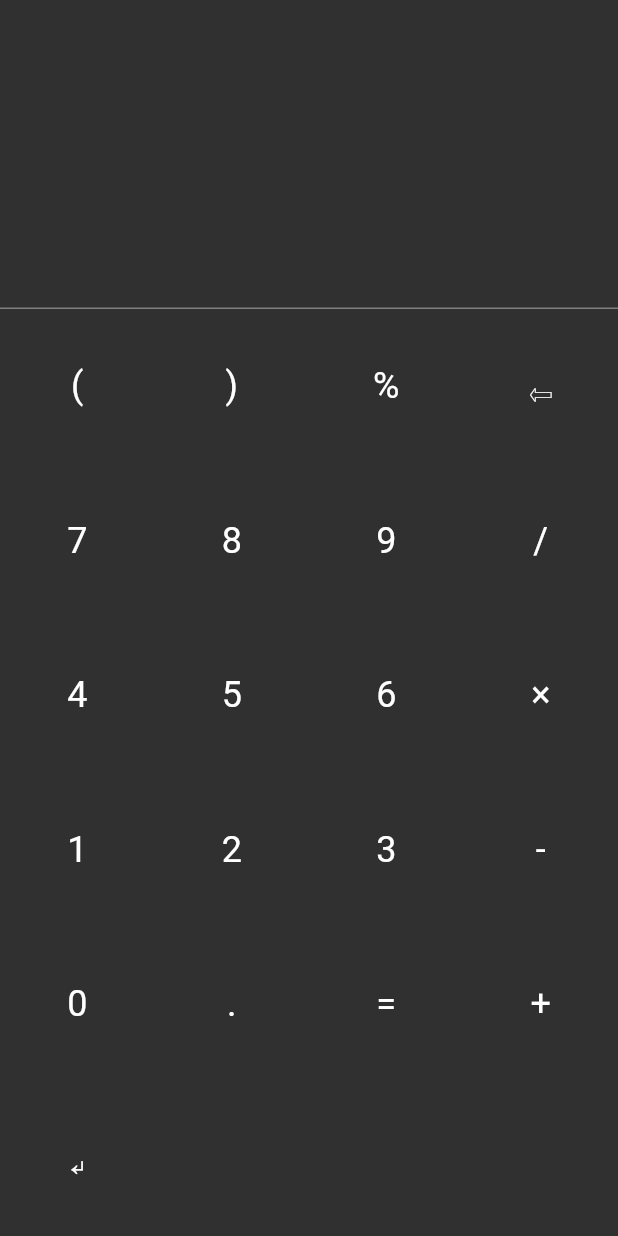
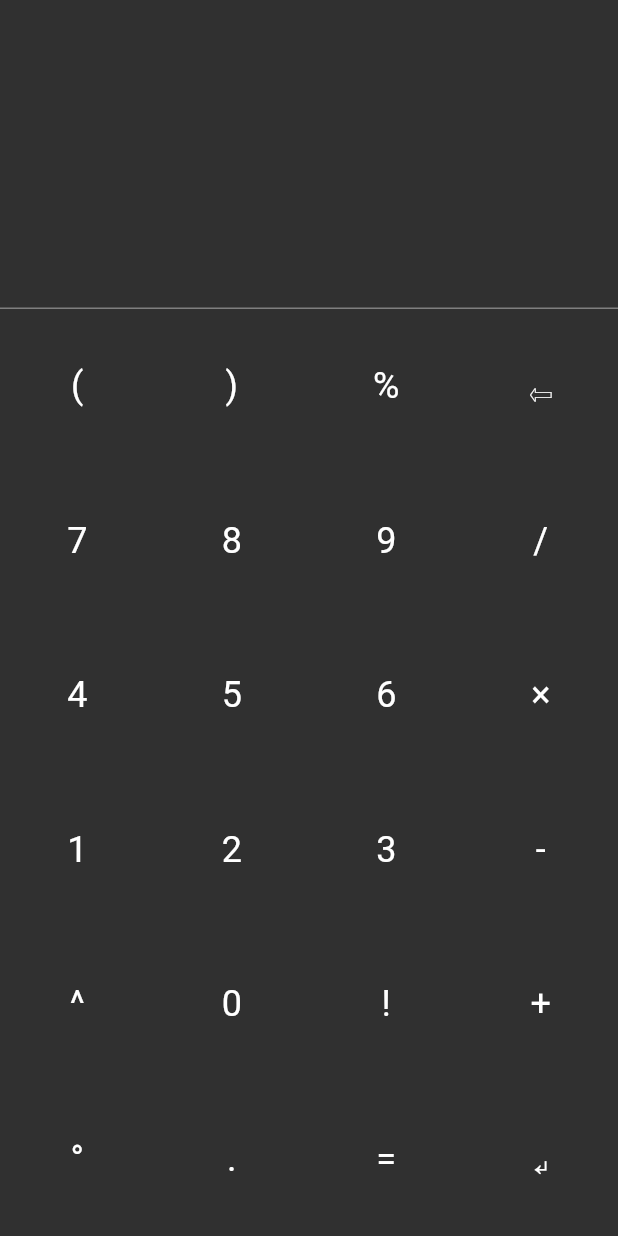
Before and after one commit to qrhfz/fcalc, a Flutter app: the screen it shows after launch, on a phone screen of 412 x 824 dp. Run offline on Flutter 3.47's test engine with Material 2 defaults, Android fonts, the phone set to English and light mode, and no system bars; our stand-ins replace built_collection, equatable, flutter_riverpod, freezed_annotation, scroll_to_index; missing offline and left inert: dart_numerics.

Commit message:
add buttons

```diff
--- a/fcalc/lib/keypad.dart
+++ b/fcalc/lib/keypad.dart
@@ -19,7 +19,7 @@ class _KeypadState extends ConsumerState<Keypad> {
   @override
   void initState() {
     super.initState();
-    Future.microtask(() => inputCtl = ref.read(inputCtlProv));
+    Future.microtask(() => inputCtl = ref.watch(inputCtlProv));
   }
 
   @override
@@ -44,10 +44,13 @@ class _KeypadState extends ConsumerState<Keypad> {
         KeypadButton(text: "2", onPressed: two),
         KeypadButton(text: "3", onPressed: three),
         KeypadButton(text: "-", onPressed: minus),
+        KeypadButton(text: "^", onPressed: power),
         KeypadButton(text: "0", onPressed: zero),
+        KeypadButton(text: "!", onPressed: factorial),
+        KeypadButton(text: "+", onPressed: plus),
+        KeypadButton(text: "°", onPressed: degree),
         KeypadButton(text: ".", onPressed: dot),
         KeypadButton(text: "=", onPressed: equal),
-        KeypadButton(text: "+", onPressed: plus),
         KeypadButton(text: "↵", onPressed: enter),
       ],
     );
@@ -98,6 +101,12 @@ class _KeypadState extends ConsumerState<Keypad> {
 
   void plus() => inputCtl.text += '+';
 
+  void power() => inputCtl.text += '^';
+
+  void factorial() => inputCtl.text += '!';
+
+  void degree() => inputCtl.text += '°';
+
   void enter() {
     final text = inputCtl.text;
     final historyNotifier = ref.read(historyProv.notifier);
```
